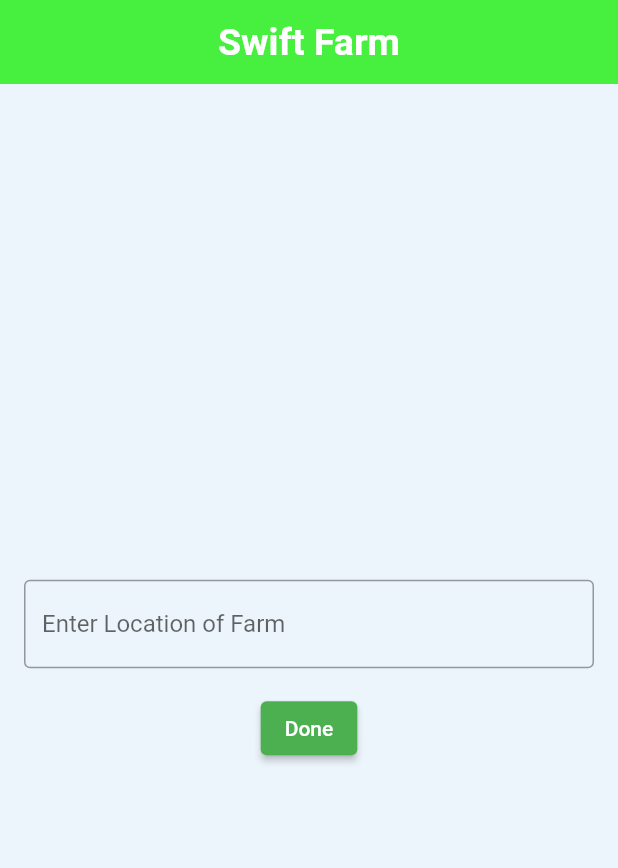
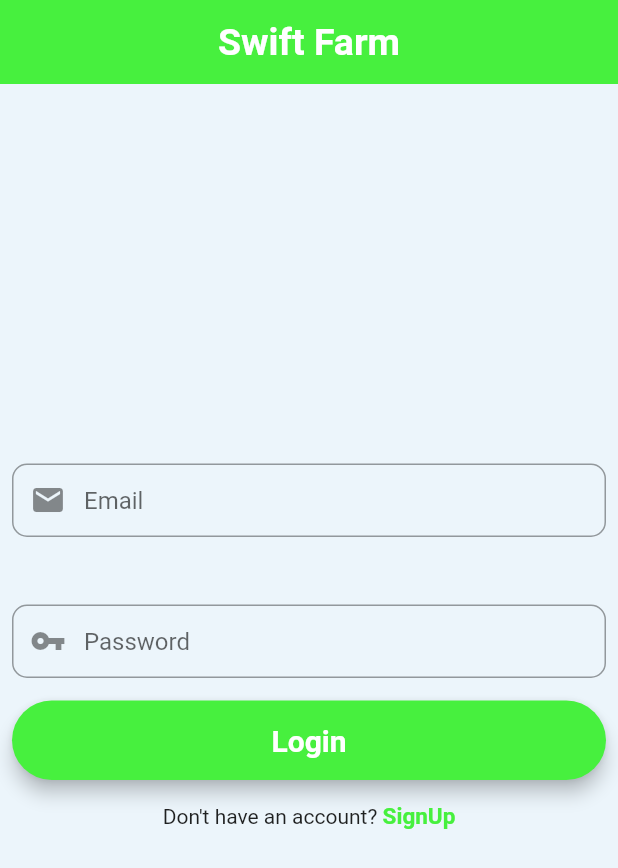
Before and after one commit to devkyle4/Smart_Farming_App, a Flutter app: the screen it shows after launch, on a phone screen of 412 x 824 dp. Shown: the top 868 px of the screen. Run offline on Flutter 3.47's test engine with Material 2 defaults, Android fonts, the phone set to English and light mode, and no system bars; our stand-ins replace cloud_firestore, firebase_auth, firebase_core, flutter_switch, fluttertoast, font_awesome_flutter and 2 more; accounts and stored records are empty.

Commit message:
login and signup

```diff
--- a/lib/widgets/dashboard/dashboard_body.dart
+++ b/lib/widgets/dashboard/dashboard_body.dart
@@ -2,6 +2,7 @@ import 'package:final_year_project/widgets/atmospheric_temp_time.dart';
 import 'package:flutter/material.dart';
 import 'package:final_year_project/widgets/sensors_page.dart';
 import '../power_button.dart';
+import '../weather/display_weather_widget.dart';
 
 class DashboardBody extends StatefulWidget {
   const DashboardBody({Key? key}) : super(key: key);
@@ -18,7 +19,7 @@ class _DashboardBodyState extends State<DashboardBody> {
       child: ClipRRect(
         child: Column(
           children: const [
-            AtmosTempTime(),
+            DisplayWeather(),
             PowerButton(),
             //SECOND CONTAINER
             Expanded(
--- a/lib/widgets/login/loginpage_body.dart
+++ b/lib/widgets/login/loginpage_body.dart
@@ -1,6 +1,10 @@
-import 'package:final_year_project/model/weather_service/weather_data.dart';
 import 'package:final_year_project/widgets/dashboard/dashboard.dart';
+import 'package:final_year_project/widgets/signup/registration_screen.dart';
+import 'package:firebase_auth/firebase_auth.dart';
 import 'package:flutter/material.dart';
+import 'package:fluttertoast/fluttertoast.dart';
+
+import '../../colors/constants.dart';
 
 class LoginPageBody extends StatefulWidget {
   @override
@@ -8,58 +12,176 @@ class LoginPageBody extends StatefulWidget {
 }
 
 class _LoginPageBodyState extends State<LoginPageBody> {
-  final _weatherDataService = DataService();
-  final cityTextController = TextEditingController();
+  // form key
+  final _formKey = GlobalKey<FormState>();
+
+  //firebase
+  final _auth = FirebaseAuth.instance;
+
+  // string for displaying the error Message
+  String? errorMessage;
+
+  //textboxes
+  final TextEditingController emailController = TextEditingController();
+  final TextEditingController passwordController = TextEditingController();
 
   @override
   Widget build(BuildContext context) {
-    return Padding(
+    final emailField = TextFormField(
+        autofocus: false,
+        controller: emailController,
+        keyboardType: TextInputType.emailAddress,
+        validator: (value) {
+          if (value!.isEmpty) {
+            return ("Please Enter Your Email");
+          }
+          //regex for email validation
+          if (!RegExp("^[a-zA-Z0-9+_.-]+@[a-zA-Z0-9.-]+.[a-z]")
+              .hasMatch(value)) {
+            return ("Please Enter a valid email");
+          }
+          return null;
+        },
+        onSaved: (value) {
+          emailController.text = value!;
+        },
+        textInputAction: TextInputAction.next,
+        decoration: InputDecoration(
+          prefixIcon: const Icon(Icons.mail),
+          contentPadding: const EdgeInsets.fromLTRB(20, 15, 20, 15),
+          hintText: "Email",
+          border: OutlineInputBorder(
+            borderRadius: BorderRadius.circular(10),
+          ),
+        ));
+
+    final passwordField = TextFormField(
+        autofocus: false,
+        controller: passwordController,
+        obscureText: true,
+        validator: (value) {
+          RegExp regex = RegExp(r'^.{6,}$');
+          if (value!.isEmpty) {
+            return ("Password is required for login");
+          }
+          if (!regex.hasMatch(value)) {
+            return ("Enter Valid Password(Min. 6 Character)");
+          }
+          return null;
+        },
+        onSaved: (value) {
+          passwordController.text = value!;
+        },
+        textInputAction: TextInputAction.done,
+        decoration: InputDecoration(
+          prefixIcon: const Icon(Icons.vpn_key),
+          contentPadding: const EdgeInsets.fromLTRB(20, 15, 20, 15),
+          hintText: "Password",
+          border: OutlineInputBorder(
+            borderRadius: BorderRadius.circular(10),
+          ),
+        ));
+
+    final loginButton = Material(
+      elevation: 5,
+      borderRadius: BorderRadius.circular(30),
+      color: kGreenColor,
+      child: MaterialButton(
+          padding: const EdgeInsets.fromLTRB(20, 15, 20, 15),
+          minWidth: MediaQuery.of(context).size.width,
+          onPressed: () {
+            signIn(emailController.text, passwordController.text);
+          },
+          child: const Text(
+            "Login",
+            textAlign: TextAlign.center,
+            style: TextStyle(
+                fontSize: 20, color: Colors.white, fontWeight: FontWeight.bold),
+          )),
+    );
+
+    return SingleChildScrollView(
+      child: Padding(
         padding: const EdgeInsets.all(8.0),
-      child: Expanded(
+        child: Form(
+          key: _formKey,
           child: Column(
               mainAxisAlignment: MainAxisAlignment.center,
+              crossAxisAlignment: CrossAxisAlignment.center,
               children: [
-            Padding(
-              padding: const EdgeInsets.symmetric(horizontal: 8, vertical: 16),
-              child: SizedBox(
-                child: TextField(
-                  controller: cityTextController,
-                  decoration: const InputDecoration(
-                    border: OutlineInputBorder(),
-                    hintText: 'Enter Location of Farm',
+                const SizedBox(
+                  height: 200,
                 ),
-                ),
-              ),
-            ),
-            Row(
-              mainAxisAlignment: MainAxisAlignment.center,
-              children: [
-                ElevatedButton(
-                  onPressed: () {
+                const SizedBox(height: 45),
+                emailField,
+                const SizedBox(height: 45),
+                passwordField,
+                const SizedBox(height: 15),
+                loginButton,
+                const SizedBox(height: 15),
+                Row(mainAxisAlignment: MainAxisAlignment.center, children: [
+                  const Text("Don't have an account? "),
+                  GestureDetector(
+                    onTap: () {
                       Navigator.push(
                           context,
                           MaterialPageRoute(
                               builder: (context) =>
-                                const Dashboard(title: 'Dashboard')));
+                                  const RegistrationScreen()));
                     },
-                  style: ButtonStyle(
-                      backgroundColor:
-                          MaterialStateProperty.all<Color>(Colors.green)),
                     child: const Text(
-                    'Done',
-                    style: TextStyle(color: Colors.white),
+                      "SignUp",
+                      style: TextStyle(
+                          color: kGreenColor,
+                          fontWeight: FontWeight.bold,
+                          fontSize: 15),
                     ),
                   ),
-              ],
-            ),
-          ],
+                ]),
+              ]),
         ),
       ),
     );
   }
+      // login function
+    void signIn(String email, String password) async {
+      if (_formKey.currentState!.validate()) {
+        try {
+          await _auth
+              .signInWithEmailAndPassword(email: email, password: password)
+              .then((uid) => {
+                    Fluttertoast.showToast(msg: "Login Successful"),
+                    Navigator.of(context).pushReplacement(
+                        MaterialPageRoute(builder: (context) => Dashboard(title: "My Dashboard"))),
+                  });
+        } on FirebaseAuthException catch (error) {
+          switch (error.code) {
+            case "invalid-email":
+              errorMessage = "Your email address appears to be malformed.";
 
-  void _search() {
-    //final response =
-    _weatherDataService.getWeather(cityTextController.text);
+              break;
+            case "wrong-password":
+              errorMessage = "Your password is wrong.";
+              break;
+            case "user-not-found":
+              errorMessage = "User with this email doesn't exist.";
+              break;
+            case "user-disabled":
+              errorMessage = "User with this email has been disabled.";
+              break;
+            case "too-many-requests":
+              errorMessage = "Too many requests";
+              break;
+            case "operation-not-allowed":
+              errorMessage =
+                  "Signing in with Email and Password is not enabled.";
+              break;
+            default:
+              errorMessage = "An undefined Error happened.";
+          }
+          Fluttertoast.showToast(msg: errorMessage!);
+          print(error.code);
         }
       }
+    }
+}
```
Also changed, not shown: lib/main.dart (+6 -3 lines), lib/model/user_model.dart (added, +28 -0 lines), lib/widgets/signup/registration_screen.dart (added, +305 -0 lines), lib/widgets/weather/display_weather_widget.dart (added, +139 -0 lines), pubspec.yaml (+14 -15 lines), lib/widgets/signup/signup_auth.dart (added), pubspec.lock, 7 other files. Lines whose indentation alone changed are shown as unchanged.
